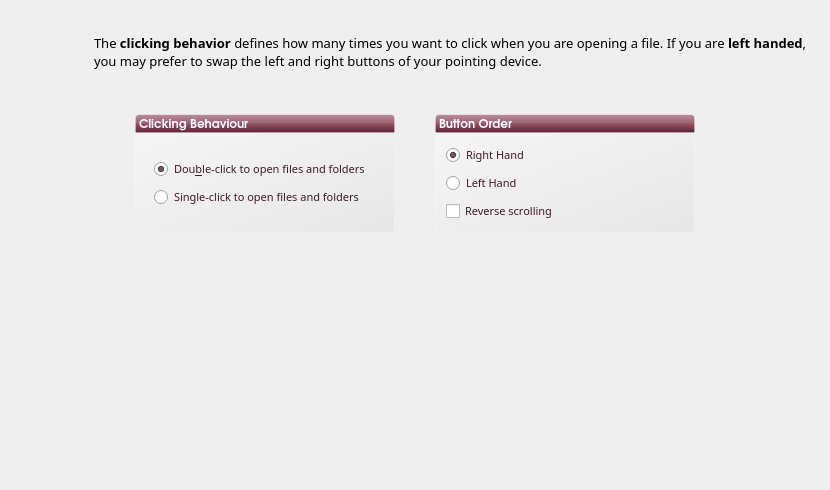
Qt form kde/kaptan/ui/ui_scrMouse.ui (pars-linux/uludag) before a commit.
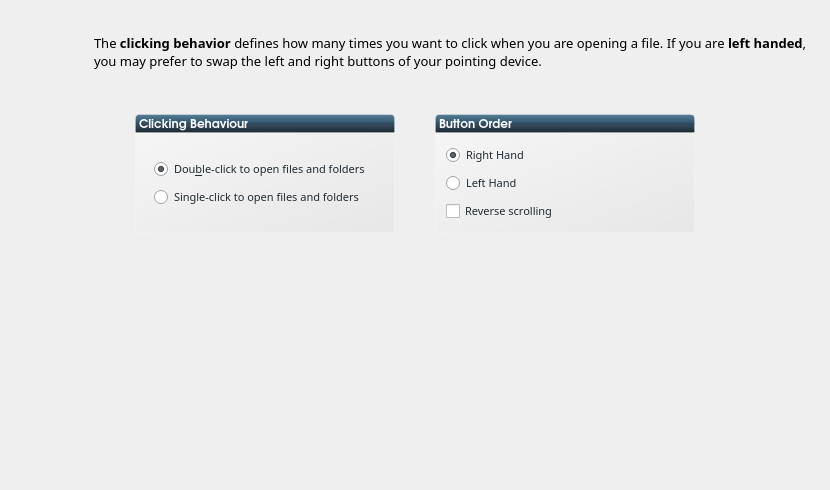
The same form after that commit. Icons and pictures are not drawn.

Patch:
```diff
--- a/kde/kaptan/ui/ui_scrMouse.ui
+++ b/kde/kaptan/ui/ui_scrMouse.ui
@@ -138,10 +138,10 @@
             </font>
            </property>
            <property name="styleSheet">
-            <string notr="true">background-color: qlineargradient(spread:pad, x1:0.5, y1:1, x2:0.5, y2:0, stop:0 rgba(183, 100, 124, 255), stop:0.0212465 rgba(91, 33, 50, 255), stop:0.521739 rgba(152, 86, 105, 255), stop:0.527174 rgba(155, 98, 115, 255), stop:0.983696 rgba(184, 141, 153, 255), stop:1 rgba(220, 173, 186, 255));
+            <string notr="true">background-color: qlineargradient(spread:pad, x1:0.5, y1:1, x2:0.5, y2:0, stop:0 rgba(26, 38, 45, 255), stop:0.398093 rgba(51, 72, 91, 255), stop:0.521739 rgba(45, 76, 94, 255), stop:0.531585 rgba(49, 84, 106, 255), stop:0.983696 rgba(85, 126, 149, 255), stop:1 rgba(120, 146, 172, 255));
+color:rgb(255,255,255);
 /*background-color: qlineargradient(spread:pad, x1:1, y1:1, x2:0, y2:0, stop:0 rgba(219, 219, 219, 100), stop:1 rgba(255, 255, 255, 100));*/
 border: 1px solid rgba(255,255,255,50);
-color:white;
 border-top-left-radius: 4px;
 border-top-right-radius: 4px;</string>
            </property>
@@ -174,7 +174,7 @@
             </size>
            </property>
            <property name="styleSheet">
-            <string notr="true">color:#411926;</string>
+            <string notr="true">color: rgb(30, 43, 51)</string>
            </property>
            <property name="title">
             <string/>
@@ -337,10 +337,11 @@
             </font>
            </property>
            <property name="styleSheet">
-            <string notr="true">background-color: qlineargradient(spread:pad, x1:0.5, y1:1, x2:0.5, y2:0, stop:0 rgba(183, 100, 124, 255), stop:0.0212465 rgba(91, 33, 50, 255), stop:0.521739 rgba(152, 86, 105, 255), stop:0.527174 rgba(155, 98, 115, 255), stop:0.983696 rgba(184, 141, 153, 255), stop:1 rgba(220, 173, 186, 255));
+            <string notr="true">background-color: qlineargradient(spread:pad, x1:0.5, y1:1, x2:0.5, y2:0, stop:0 rgba(26, 38, 45, 255), stop:0.398093 rgba(51, 72, 91, 255), stop:0.521739 rgba(45, 76, 94, 255), stop:0.531585 rgba(49, 84, 106, 255), stop:0.983696 rgba(85, 126, 149, 255), stop:1 rgba(120, 146, 172, 255));
+color:rgb(255,255,255);
+/*qlineargradient(spread:pad, x1:0.5, y1:1, x2:0.5, y2:0, stop:0 rgba(183, 100, 124, 255), stop:0.0212465 rgba(91, 33, 50, 255), stop:0.521739 rgba(152, 86, 105, 255), stop:0.527174 rgba(155, 98, 115, 255), stop:0.983696 rgba(184, 141, 153, 255), stop:1 rgba(220, 173, 186, 255));*/
 /*background-color: qlineargradient(spread:pad, x1:1, y1:1, x2:0, y2:0, stop:0 rgba(219, 219, 219, 100), stop:1 rgba(255, 255, 255, 100));*/
 border: 1px solid rgba(255,255,255,50);
-color:white;
 border-top-left-radius: 4px;
 border-top-right-radius: 4px;</string>
            </property>
@@ -367,7 +368,7 @@
             </size>
            </property>
            <property name="styleSheet">
-            <string notr="true">color:#411926;</string>
+            <string notr="true">color: rgb(30, 43, 51)</string>
            </property>
            <property name="title">
             <string/>
```
